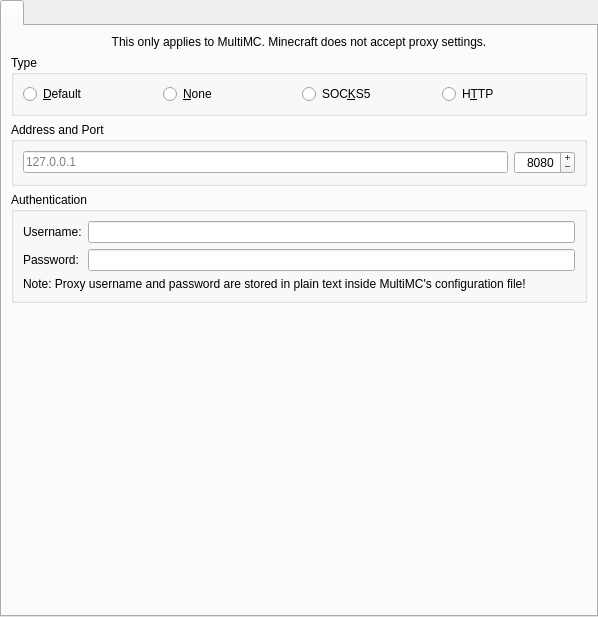
Old version of the form launcher/pages/global/ProxyPage.ui in the repository FreesmTeam/FreesmLauncher.
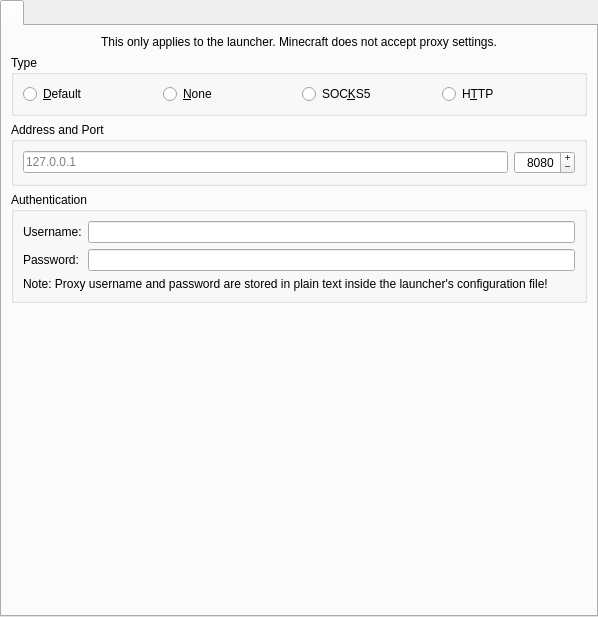
New version of the form.

The edit to the form file:
```diff
--- a/launcher/pages/global/ProxyPage.ui
+++ b/launcher/pages/global/ProxyPage.ui
@@ -39,7 +39,7 @@
        <item>
         <widget class="QLabel" name="proxyPlainTextWarningLabel_2">
          <property name="text">
-          <string>This only applies to MultiMC. Minecraft does not accept proxy settings.</string>
+          <string>This only applies to the launcher. Minecraft does not accept proxy settings.</string>
          </property>
          <property name="alignment">
           <set>Qt::AlignCenter</set>
@@ -166,7 +166,7 @@
           <item row="2" column="0" colspan="2">
            <widget class="QLabel" name="proxyPlainTextWarningLabel">
             <property name="text">
-             <string>Note: Proxy username and password are stored in plain text inside MultiMC's configuration file!</string>
+             <string>Note: Proxy username and password are stored in plain text inside the launcher's configuration file!</string>
             </property>
             <property name="wordWrap">
              <bool>true</bool>
```
